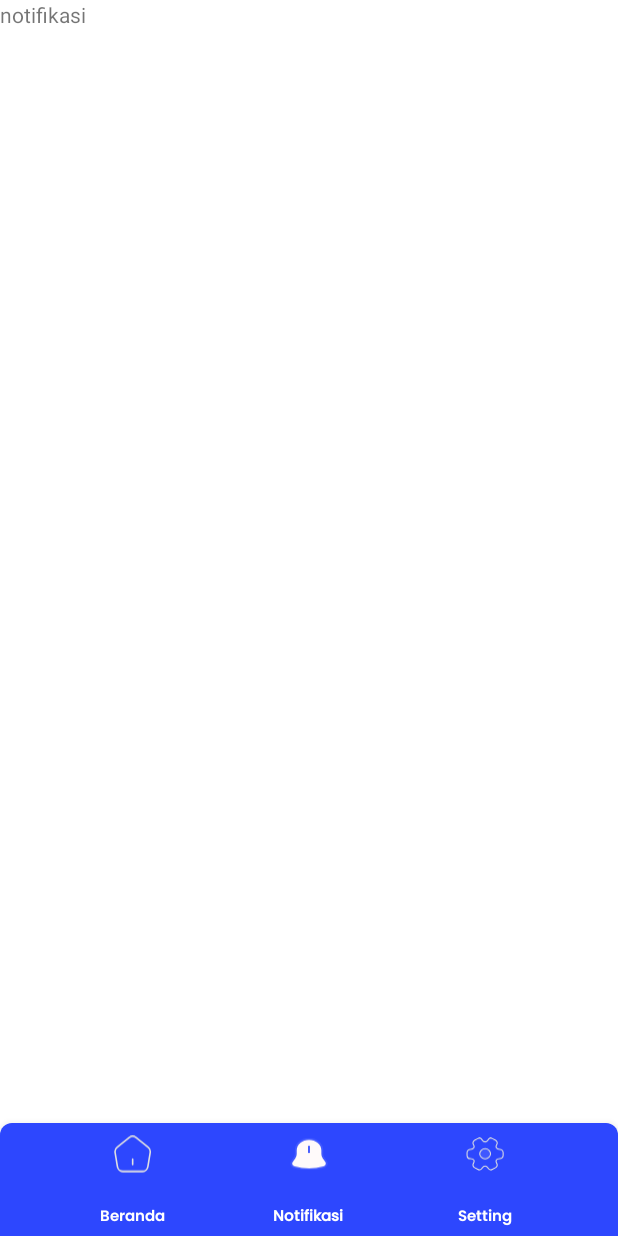
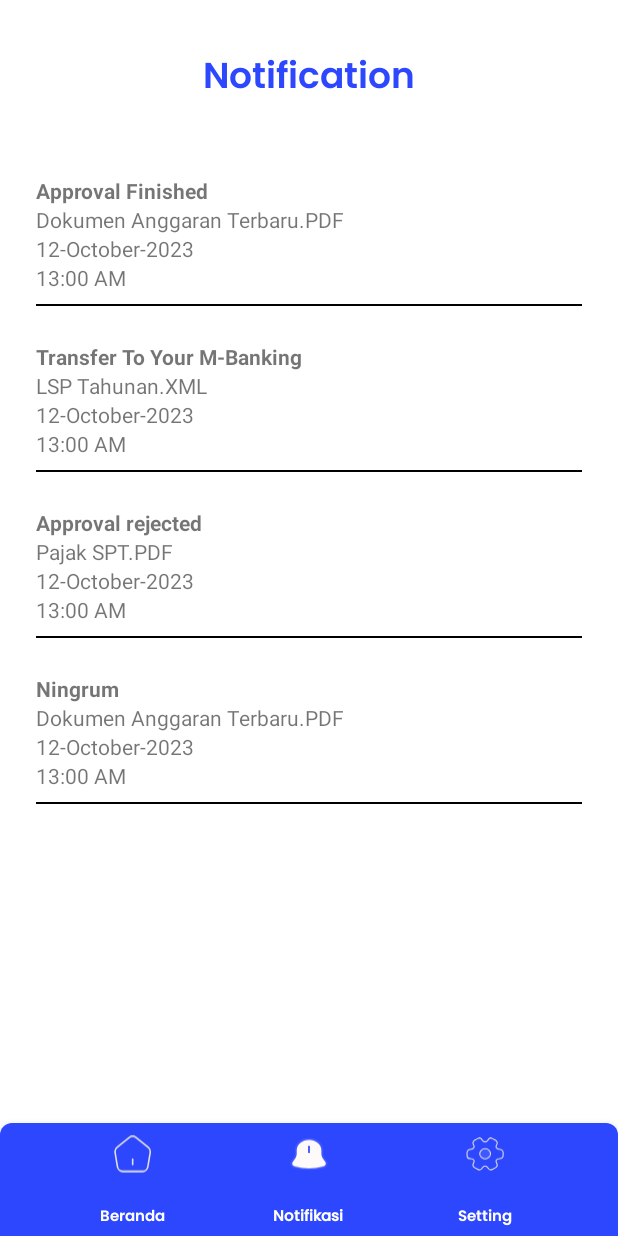
Before and after one commit to mphstar/e-system, an Android app: the NotificationFragment screen opened through its navigation route, on a phone screen of 412 x 824 dp. Run offline under Robolectric (Android 15) with nearby library versions, the phone set to English and light mode, and no system bars; our stand-ins replace navigation-ui.

Commit message:
feat: add slicing notification pages

```diff
--- a/app/build.gradle.kts
+++ b/app/build.gradle.kts
@@ -46,6 +46,7 @@ dependencies {
     implementation("androidx.appcompat:appcompat:1.6.1")
     implementation("com.google.android.material:material:1.3.0")
     implementation("androidx.constraintlayout:constraintlayout:2.1.4")
+    implementation("androidx.recyclerview:recyclerview:1.3.2")
 
     //datastore preferences lib
     implementation ("androidx.datastore:datastore-preferences:1.0.0")
--- /dev/null
+++ b/app/src/main/java/dev/diprojectin/esystem/ui/main_pages/notification_fragment/NotificationAdapter.kt
@@ -0,0 +1,35 @@
+package dev.diprojectin.esystem.ui.main_pages.notification_fragment
+import android.view.LayoutInflater
+import android.view.View
+import android.view.ViewGroup
+import android.widget.TextView
+import androidx.recyclerview.widget.RecyclerView
+import dev.diprojectin.esystem.R
+
+class NotificationAdapter(private val notificationList: List<NotificationModel>) :
+    RecyclerView.Adapter<NotificationAdapter.NotificationViewHolder>() {
+
+    class NotificationViewHolder(itemView: View) : RecyclerView.ViewHolder(itemView) {
+        val title: TextView = itemView.findViewById(R.id.title_notification)
+        val file: TextView = itemView.findViewById(R.id.file_notification)
+        val date: TextView = itemView.findViewById(R.id.date_notification)
+        val time: TextView = itemView.findViewById(R.id.time_notification)
+    }
+
+    override fun onCreateViewHolder(parent: ViewGroup, viewType: Int): NotificationViewHolder {
+        val itemView = LayoutInflater.from(parent.context).inflate(R.layout.card_notification, parent, false)
+        return NotificationViewHolder(itemView)
+    }
+
+    override fun onBindViewHolder(holder: NotificationViewHolder, position: Int) {
+        val notification = notificationList[position]
+        holder.title.text = notification.title
+        holder.file.text = notification.file
+        holder.date.text = notification.date
+        holder.time.text = notification.time
+    }
+
+    override fun getItemCount(): Int {
+        return notificationList.size
+    }
+}
--- a/app/src/main/java/dev/diprojectin/esystem/ui/main_pages/notification_fragment/NotificationFragment.kt
+++ b/app/src/main/java/dev/diprojectin/esystem/ui/main_pages/notification_fragment/NotificationFragment.kt
@@ -5,10 +5,14 @@ import androidx.fragment.app.Fragment
 import android.view.LayoutInflater
 import android.view.View
 import android.view.ViewGroup
+import androidx.recyclerview.widget.LinearLayoutManager
 import dev.diprojectin.esystem.databinding.FragmentNotificationBinding
+import androidx.recyclerview.widget.RecyclerView
 
 class NotificationFragment : Fragment() {
     private lateinit var binding: FragmentNotificationBinding
+    private lateinit var notificationAdapter: NotificationAdapter
+
     override fun onCreateView(
         inflater: LayoutInflater, container: ViewGroup?,
         savedInstanceState: Bundle?
@@ -16,4 +20,20 @@ class NotificationFragment : Fragment() {
         binding = FragmentNotificationBinding.inflate(layoutInflater, container, false)
         return binding.root
     }
+
+    override fun onViewCreated(view: View, savedInstanceState: Bundle?) {
+        super.onViewCreated(view, savedInstanceState)
+
+        val notificationList = listOf(
+            NotificationModel("Approval Finished", "Dokumen Anggaran Terbaru.PDF", "12-October-2023", "13:00 AM"),
+            NotificationModel("Transfer To Your M-Banking", "LSP Tahunan.XML", "12-October-2023", "13:00 AM"),
+            NotificationModel("Approval rejected", "Pajak SPT.PDF", "12-October-2023", "13:00 AM"),
+            NotificationModel("Ningrum", "Dokumen Anggaran Terbaru.PDF", "12-October-2023", "13:00 AM")
+        )
+
+        // Initialize RecyclerView
+        notificationAdapter = NotificationAdapter(notificationList)
+        binding.notificationList.layoutManager = LinearLayoutManager(activity)
+        binding.notificationList.adapter = notificationAdapter
+    }
 }
--- /dev/null
+++ b/app/src/main/java/dev/diprojectin/esystem/ui/main_pages/notification_fragment/NotificationModel.kt
@@ -0,0 +1,10 @@
+package dev.diprojectin.esystem.ui.main_pages.notification_fragment
+
+class NotificationModel(
+    val title: String,
+    val file: String,
+    val date: String,
+    val time: String
+) {
+
+}
--- /dev/null
+++ b/app/src/main/res/layout/card_notification.xml
@@ -0,0 +1,37 @@
+<?xml version="1.0" encoding="utf-8"?>
+<LinearLayout xmlns:android="http://schemas.android.com/apk/res/android"
+    android:layout_width="match_parent"
+    android:orientation="vertical"
+    android:paddingVertical="12dp"
+    android:layout_height="wrap_content">
+    <TextView
+        android:layout_width="match_parent"
+        android:layout_height="wrap_content"
+        android:textStyle="bold"
+        android:id="@+id/title_notification"
+        android:text="Approval Finished" />
+
+    <TextView
+        android:layout_width="match_parent"
+        android:id="@+id/file_notification"
+        android:layout_height="wrap_content"
+        android:text="Dokumen Anggaran Terbaru.PDF" />
+
+    <TextView
+        android:layout_width="match_parent"
+        android:layout_height="wrap_content"
+        android:id="@+id/date_notification"
+        android:text="12-October-2023" />
+
+    <TextView
+        android:layout_width="match_parent"
+        android:layout_height="wrap_content"
+        android:id="@+id/time_notification"
+        android:text="13:00 AM" />
+
+    <FrameLayout
+        android:layout_width="match_parent"
+        android:background="@color/black"
+        android:layout_marginTop="8dp"
+        android:layout_height="1dp" />
+</LinearLayout>
--- a/app/src/main/res/layout/fragment_notification.xml
+++ b/app/src/main/res/layout/fragment_notification.xml
@@ -1,14 +1,33 @@
 <?xml version="1.0" encoding="utf-8"?>
-<FrameLayout xmlns:android="http://schemas.android.com/apk/res/android"
+<RelativeLayout xmlns:android="http://schemas.android.com/apk/res/android"
     xmlns:tools="http://schemas.android.com/tools"
     android:layout_width="match_parent"
     android:layout_height="match_parent"
     tools:context=".ui.main_pages.notification_fragment.NotificationFragment">
 
     <!-- TODO: Update blank fragment layout -->
-    <TextView
+    <LinearLayout
         android:layout_width="match_parent"
         android:layout_height="match_parent"
-        android:text="notifikasi" />
+        android:orientation="vertical"
+        android:layout_alignParentTop="true">
+        <TextView
+            android:layout_width="match_parent"
+            android:layout_height="wrap_content"
+            android:textColor="#2D47FE"
+            android:textSize="24sp"
+            android:textStyle="bold"
+            android:textAlignment="center"
+            android:fontFamily="@font/poppins_semibold"
+            android:paddingVertical="32dp"
+            android:text="Notification" />
 
-</FrameLayout>
+        <androidx.recyclerview.widget.RecyclerView
+            android:layout_width="match_parent"
+            android:paddingHorizontal="24dp"
+            android:layout_height="match_parent"
+            android:id="@+id/notification_list" />
+
+    </LinearLayout>
+
+</RelativeLayout>
```
